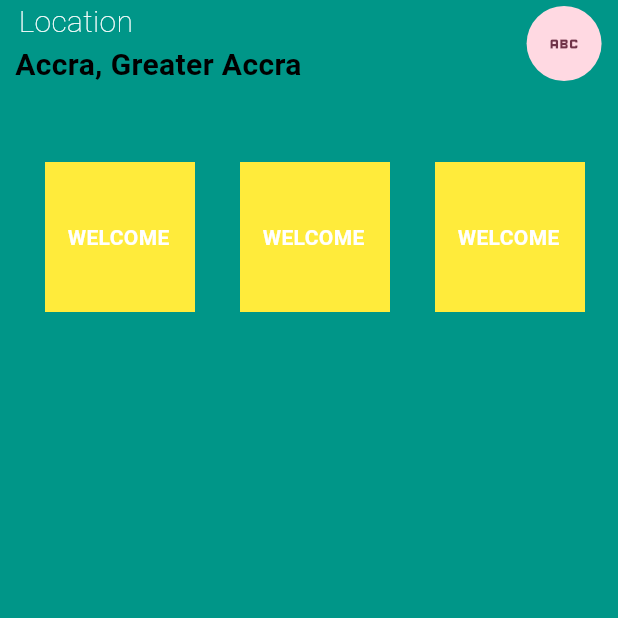
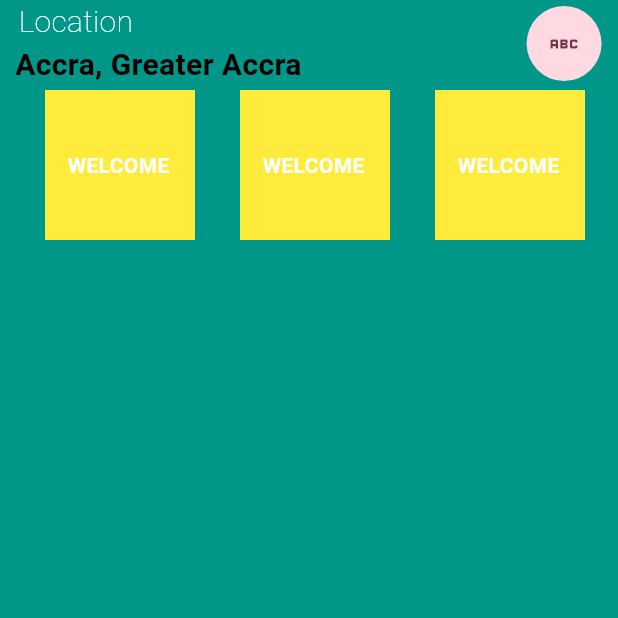
Before and after one commit to jaemax234/flutterproject5, a Flutter app: the screen it shows after launch, on a phone screen of 412 x 824 dp, the top half of it. Run offline on Flutter 3.47's test engine with Material 3 defaults, Android fonts, the phone set to English and light mode, and no system bars.

Commit message:
new change

```diff
--- a/lib/main.dart
+++ b/lib/main.dart
@@ -29,6 +29,7 @@ class Homepage extends StatelessWidget {
       backgroundColor: Colors.teal,
       body: SafeArea(
         child: Column(
+
           children: [
             Row(
 
@@ -47,7 +48,7 @@ class Homepage extends StatelessWidget {
 
                   width: 100,
                   height: 100,
-                  margin: EdgeInsets.fromLTRB(30, 50, 0, 0),
+                  margin: EdgeInsets.fromLTRB(30, 2, 0, 0),
                   padding: EdgeInsets.fromLTRB(15, 40, 0, 0),
                   child: Text("WELCOME", style:TextStyle(fontWeight: FontWeight.bold, color: Colors.white)), color: Colors.yellow,
                   ),
@@ -55,7 +56,7 @@ class Homepage extends StatelessWidget {
 
                   width: 100,
                   height: 100,
-                  margin: EdgeInsets.fromLTRB(30, 50, 0, 0),
+                  margin: EdgeInsets.fromLTRB(30, 2, 0, 0),
                   padding: EdgeInsets.fromLTRB(15, 40, 0, 0),
                   child: Text("WELCOME", style:TextStyle(fontWeight: FontWeight.bold, color: Colors.white)), color: Colors.yellow,
                   ),
@@ -64,7 +65,7 @@ class Homepage extends StatelessWidget {
 
                   width: 100,
                   height: 100,
-                  margin: EdgeInsets.fromLTRB(30, 50, 0, 0),
+                  margin: EdgeInsets.fromLTRB(30, 2, 0, 0),
                   padding: EdgeInsets.fromLTRB(15, 40, 0, 0),
                   child: Text("WELCOME", style:TextStyle(fontWeight: FontWeight.bold, color: Colors.white)), color: Colors.yellow,
                   ),
```
